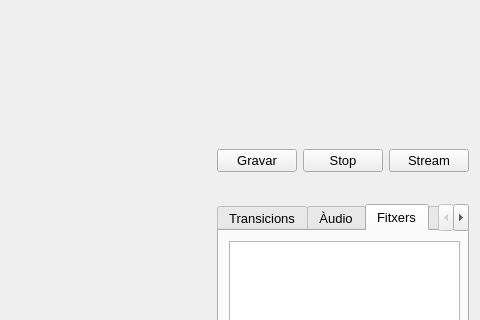
acamara/videoview, file mainwindow.ui: the form before one commit; both pictures show x 278 to 758 and y 128 to 448 of the 758 by 602 pixel window.
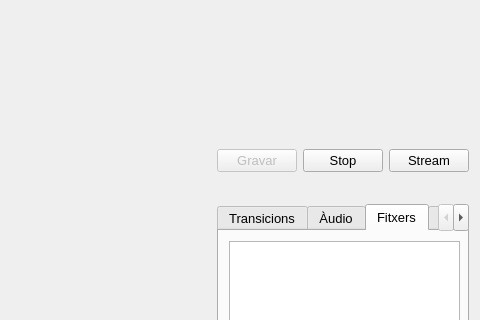
The form after the commit. Icons and pictures are not drawn.

Commit message: Correcció del problema dels accents (canvis en la codificació) i comprovem que hi han fitxers abans d'adquirir.

The edit to the form file:
```diff
--- a/mainwindow.ui
+++ b/mainwindow.ui
@@ -283,6 +283,9 @@
        <layout class="QHBoxLayout" name="horizontalLayout">
         <item>
          <widget class="QPushButton" name="gravarButton">
+          <property name="enabled">
+           <bool>false</bool>
+          </property>
           <property name="font">
            <font>
             <pointsize>10</pointsize>
```
Left out of the diff: 12 changed lines with no effect on the pictures. The commit also changes 2 other files.
